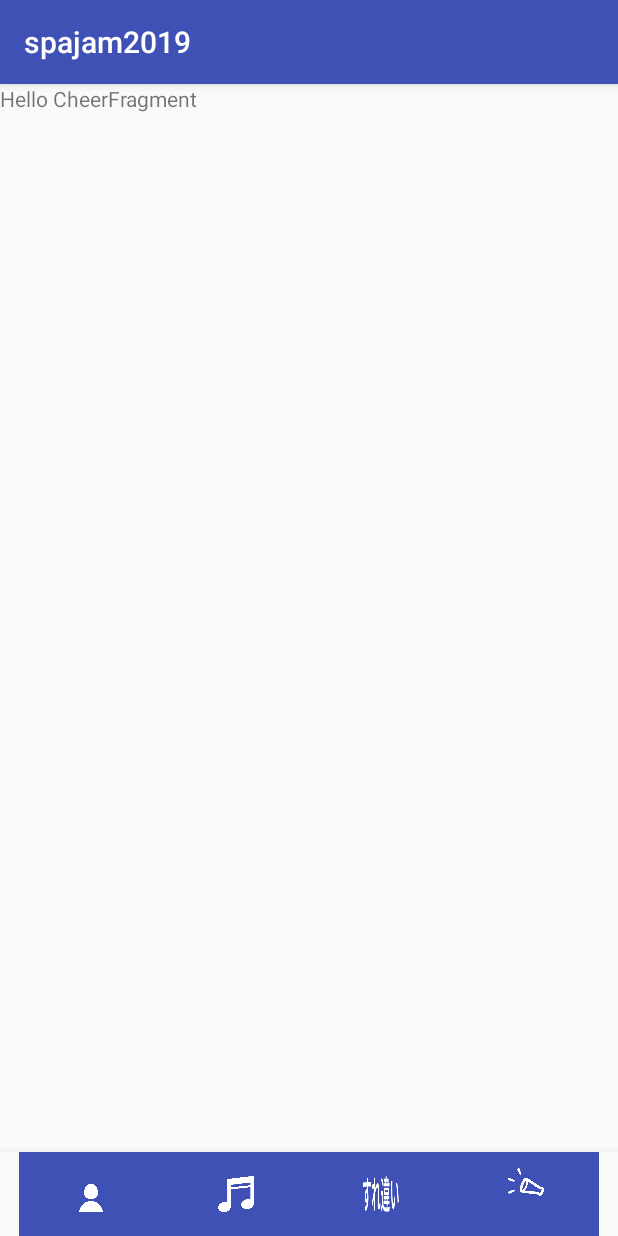
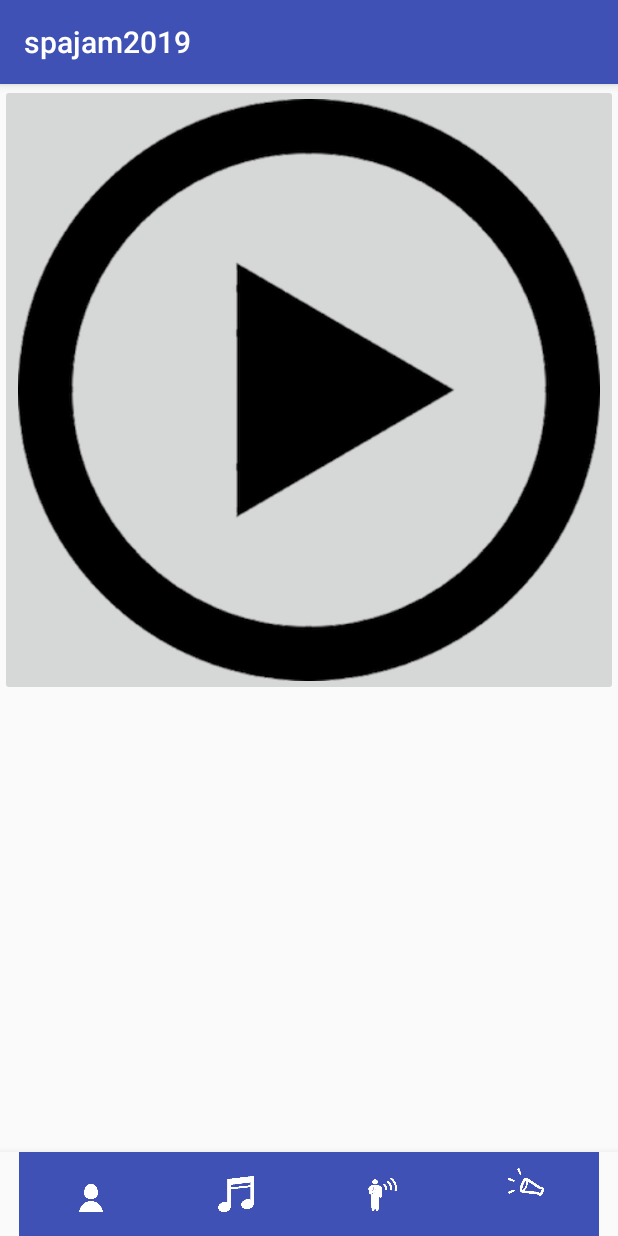
Before and after one commit to yyh-gl/spajam2019-android, an Android app: the screen it shows after launch (MainActivity), item 4 of the bottom bar chosen, on a phone screen of 412 x 824 dp. Run offline under Robolectric (Android 15) with nearby library versions, the phone set to English and light mode, and no system bars; our stand-ins replace Dagger/Hilt's generated code, RxJava.

Commit message:
一回嶋川と合わせる

```diff
--- a/spajam2019/app/src/main/res/layout/fragment_cheer.xml
+++ b/spajam2019/app/src/main/res/layout/fragment_cheer.xml
@@ -6,9 +6,12 @@
     tools:context=".Main.Fragment.Cheer.CheerFragment">
 
     <!-- TODO: Update blank fragment layout -->
-    <TextView
-        android:layout_width="match_parent"
-        android:layout_height="match_parent"
-        android:text="Hello CheerFragment" />
 
+    <ImageButton
+        android:id="@+id/imageButton"
+        android:layout_width="wrap_content"
+        android:layout_height="wrap_content"
+        android:adjustViewBounds="true"
+        android:scaleType="fitXY"
+        android:src="@drawable/play" />
 </FrameLayout>
```
Also changed, not shown: spajam2019/app/src/main/res/drawable/cross.png, spajam2019/app/src/main/res/drawable/microphone.png (added).
